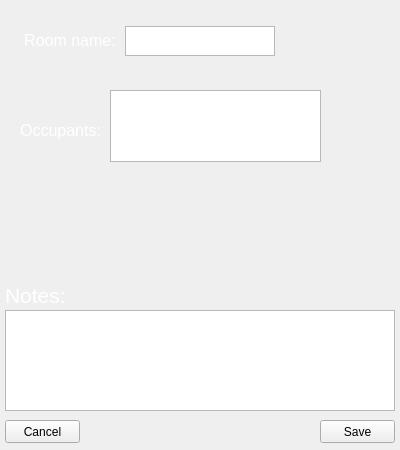
Qt form Managing_System/roomwindow.ui (1000p/Qt-C-Management-GUI-Application) before a commit.
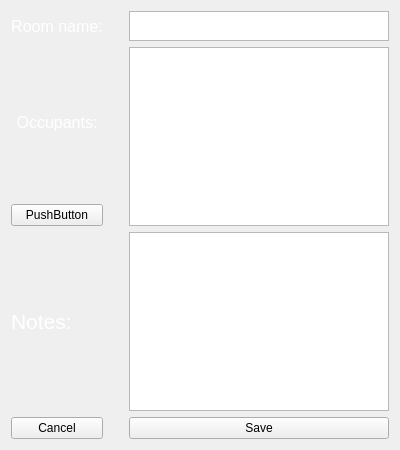
The same form after that commit. Icons and pictures are not drawn.

Commit message: Set layout for the room window; Added background to the Work area.

What changed in the file:
```diff
--- a/Managing_System/roomwindow.ui
+++ b/Managing_System/roomwindow.ui
@@ -22,44 +22,19 @@
   <property name="autoFillBackground">
    <bool>false</bool>
   </property>
-  <widget class="QLabel" name="background">
-   <property name="geometry">
-    <rect>
-     <x>0</x>
-     <y>0</y>
-     <width>400</width>
-     <height>450</height>
-    </rect>
-   </property>
-   <property name="font">
-    <font>
-     <pointsize>18</pointsize>
-     <weight>50</weight>
-     <bold>false</bold>
-     <underline>false</underline>
-    </font>
-   </property>
-   <property name="autoFillBackground">
-    <bool>false</bool>
-   </property>
-   <property name="styleSheet">
-    <string notr="true">/*QLabel
-{
-	border-image: url(:/IMG/Images/Room Window/Backdrop.jpg) 0 0 0 0 stretch stretch;
-}*/</string>
-   </property>
-   <property name="text">
-    <string/>
-   </property>
-  </widget>
+  <layout class="QGridLayout" name="gridLayout">
+   <item row="2" column="2">
+    <widget class="QTextEdit" name="notes"/>
+   </item>
+   <item row="1" column="2">
+    <layout class="QVBoxLayout" name="verticalLayout">
+     <item>
   <widget class="QTextEdit" name="roomName">
-   <property name="geometry">
-    <rect>
-     <x>125</x>
-     <y>26</y>
-     <width>150</width>
+       <property name="maximumSize">
+        <size>
+         <width>1500</width>
      <height>30</height>
-    </rect>
+        </size>
    </property>
    <property name="font">
     <font>
@@ -98,40 +73,151 @@
 &lt;p align=&quot;center&quot; style=&quot;-qt-paragraph-type:empty; margin-top:0px; margin-bottom:0px; margin-left:0px; margin-right:0px; -qt-block-indent:0; text-indent:0px;&quot;&gt;&lt;br /&gt;&lt;/p&gt;&lt;/body&gt;&lt;/html&gt;</string>
    </property>
   </widget>
+     </item>
+     <item>
+      <widget class="QTextEdit" name="occupants">
+       <property name="maximumSize">
+        <size>
+         <width>16777215</width>
+         <height>16777215</height>
+        </size>
+       </property>
+       <property name="palette">
+        <palette>
+         <active>
+          <colorrole role="Text">
+           <brush brushstyle="SolidPattern">
+            <color alpha="255">
+             <red>255</red>
+             <green>255</green>
+             <blue>255</blue>
+            </color>
+           </brush>
+          </colorrole>
+          <colorrole role="PlaceholderText">
+           <brush brushstyle="SolidPattern">
+            <color alpha="128">
+             <red>255</red>
+             <green>255</green>
+             <blue>255</blue>
+            </color>
+           </brush>
+          </colorrole>
+         </active>
+         <inactive>
+          <colorrole role="Text">
+           <brush brushstyle="SolidPattern">
+            <color alpha="255">
+             <red>255</red>
+             <green>255</green>
+             <blue>255</blue>
+            </color>
+           </brush>
+          </colorrole>
+          <colorrole role="PlaceholderText">
+           <brush brushstyle="SolidPattern">
+            <color alpha="128">
+             <red>255</red>
+             <green>255</green>
+             <blue>255</blue>
+            </color>
+           </brush>
+          </colorrole>
+         </inactive>
+         <disabled>
+          <colorrole role="Text">
+           <brush brushstyle="SolidPattern">
+            <color alpha="255">
+             <red>120</red>
+             <green>120</green>
+             <blue>120</blue>
+            </color>
+           </brush>
+          </colorrole>
+          <colorrole role="PlaceholderText">
+           <brush brushstyle="SolidPattern">
+            <color alpha="128">
+             <red>0</red>
+             <green>0</green>
+             <blue>0</blue>
+            </color>
+           </brush>
+          </colorrole>
+         </disabled>
+        </palette>
+       </property>
+       <property name="font">
+        <font>
+         <pointsize>12</pointsize>
+        </font>
+       </property>
+       <property name="html">
+        <string>&lt;!DOCTYPE HTML PUBLIC &quot;-//W3C//DTD HTML 4.0//EN&quot; &quot;http://www.w3.org/TR/REC-html40/strict.dtd&quot;&gt;
+&lt;html&gt;&lt;head&gt;&lt;meta name=&quot;qrichtext&quot; content=&quot;1&quot; /&gt;&lt;style type=&quot;text/css&quot;&gt;
+p, li { white-space: pre-wrap; }
+&lt;/style&gt;&lt;/head&gt;&lt;body style=&quot; font-family:'MS Shell Dlg 2'; font-size:12pt; font-weight:400; font-style:normal;&quot;&gt;
+&lt;p style=&quot;-qt-paragraph-type:empty; margin-top:0px; margin-bottom:0px; margin-left:0px; margin-right:0px; -qt-block-indent:0; text-indent:0px;&quot;&gt;&lt;br /&gt;&lt;/p&gt;&lt;/body&gt;&lt;/html&gt;</string>
+       </property>
+      </widget>
+     </item>
+    </layout>
+   </item>
+   <item row="2" column="0">
+    <widget class="QLabel" name="notesLabel">
+     <property name="font">
+      <font>
+       <pointsize>16</pointsize>
+      </font>
+     </property>
+     <property name="styleSheet">
+      <string notr="true">QLabel{
+	color: white;
+}</string>
+     </property>
+     <property name="text">
+      <string>Notes:</string>
+     </property>
+    </widget>
+   </item>
+   <item row="4" column="0">
   <widget class="QPushButton" name="cancelButton">
-   <property name="geometry">
-    <rect>
-     <x>5</x>
-     <y>420</y>
-     <width>75</width>
-     <height>23</height>
-    </rect>
-   </property>
    <property name="text">
     <string>Cancel</string>
    </property>
   </widget>
+   </item>
+   <item row="4" column="2">
   <widget class="QPushButton" name="saveButton">
-   <property name="geometry">
-    <rect>
-     <x>320</x>
-     <y>420</y>
-     <width>75</width>
-     <height>23</height>
-    </rect>
-   </property>
    <property name="text">
     <string>Save</string>
    </property>
   </widget>
+   </item>
+   <item row="1" column="1">
+    <spacer name="horizontalSpacer">
+     <property name="orientation">
+      <enum>Qt::Horizontal</enum>
+     </property>
+     <property name="sizeType">
+      <enum>QSizePolicy::Fixed</enum>
+     </property>
+     <property name="sizeHint" stdset="0">
+      <size>
+       <width>20</width>
+       <height>20</height>
+      </size>
+     </property>
+    </spacer>
+   </item>
+   <item row="1" column="0">
+    <layout class="QVBoxLayout" name="verticalLayout_2">
+     <item>
   <widget class="QLabel" name="roomLabel">
-   <property name="geometry">
-    <rect>
-     <x>20</x>
-     <y>30</y>
-     <width>100</width>
-     <height>20</height>
-    </rect>
+       <property name="maximumSize">
+        <size>
+         <width>200</width>
+         <height>30</height>
+        </size>
    </property>
    <property name="font">
     <font>
@@ -153,35 +239,9 @@
     <set>Qt::AlignCenter</set>
    </property>
   </widget>
-  <widget class="QPlainTextEdit" name="occupants">
-   <property name="geometry">
-    <rect>
-     <x>110</x>
-     <y>90</y>
-     <width>211</width>
-     <height>72</height>
-    </rect>
-   </property>
-  </widget>
-  <widget class="QTextEdit" name="notes">
-   <property name="geometry">
-    <rect>
-     <x>5</x>
-     <y>310</y>
-     <width>390</width>
-     <height>101</height>
-    </rect>
-   </property>
-  </widget>
+     </item>
+     <item>
   <widget class="QLabel" name="occupantsLabel">
-   <property name="geometry">
-    <rect>
-     <x>20</x>
-     <y>120</y>
-     <width>81</width>
-     <height>20</height>
-    </rect>
-   </property>
    <property name="font">
     <font>
      <pointsize>12</pointsize>
@@ -199,29 +259,17 @@
     <set>Qt::AlignCenter</set>
    </property>
   </widget>
-  <widget class="QLabel" name="notesLabel">
-   <property name="geometry">
-    <rect>
-     <x>5</x>
-     <y>280</y>
-     <width>101</width>
-     <height>31</height>
-    </rect>
-   </property>
-   <property name="font">
-    <font>
-     <pointsize>16</pointsize>
-    </font>
-   </property>
-   <property name="styleSheet">
-    <string notr="true">QLabel{
-	color: white;
-}</string>
-   </property>
+     </item>
+     <item>
+      <widget class="QPushButton" name="pushButton">
    <property name="text">
-    <string>Notes:</string>
-   </property>
-  </widget>
+        <string>PushButton</string>
+       </property>
+      </widget>
+     </item>
+    </layout>
+   </item>
+  </layout>
  </widget>
  <resources/>
  <connections/>
```
Lines whose indentation alone changed are shown as unchanged. The commit also changes 13 other files.
